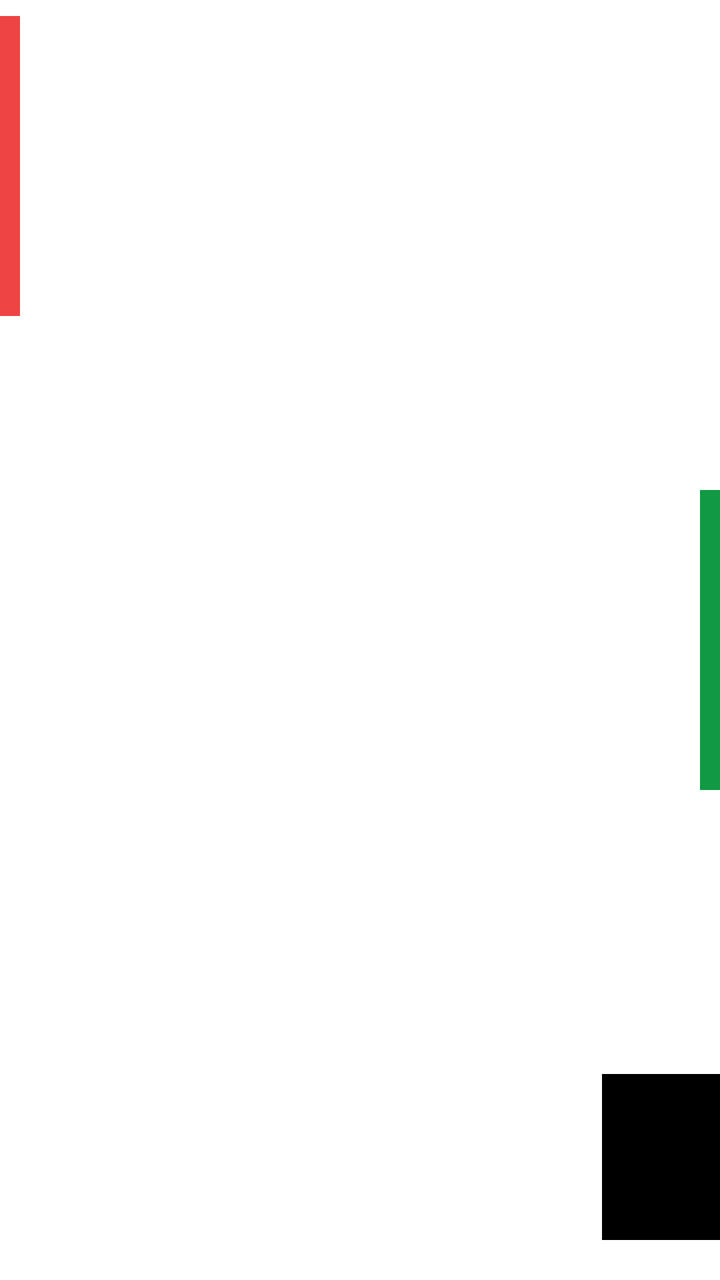
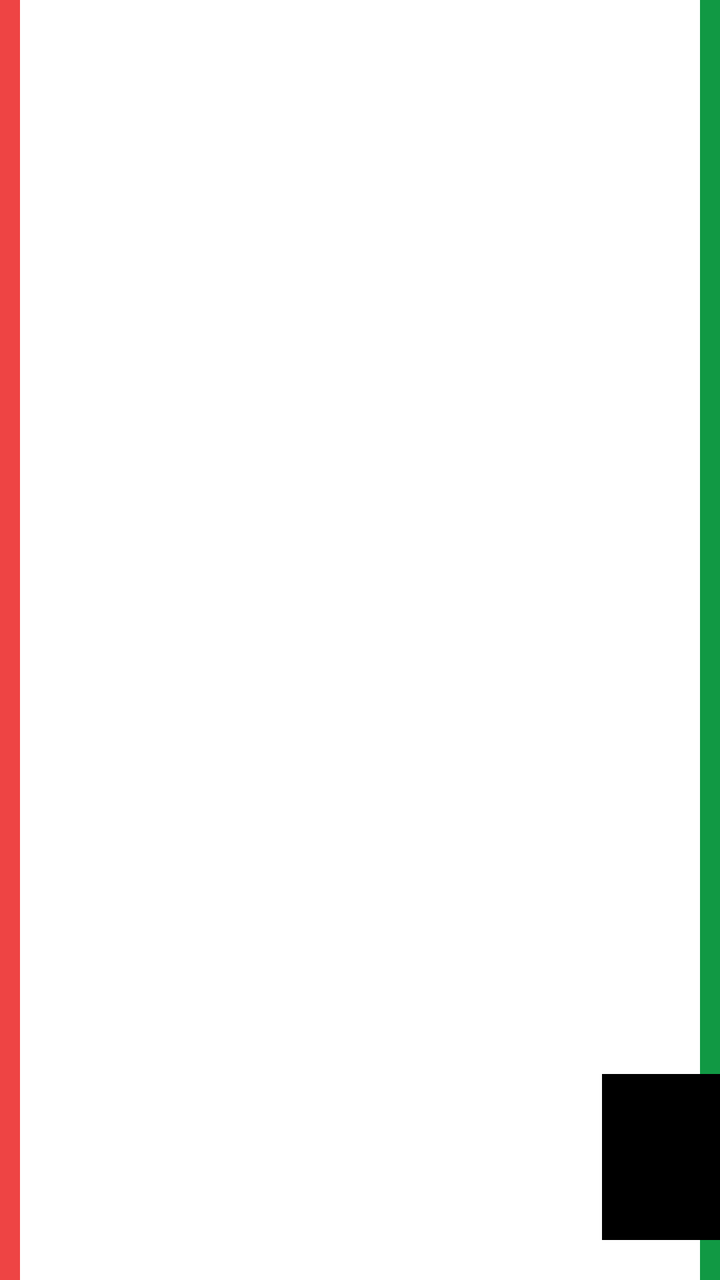

Compare the two renders of this Android layout. The source of the first and the diff that turns it into the second are given below.
<!-- AndroidManifest.xml: application theme AppTheme -->
<!-- res/layout/item_index.xml -->
<?xml version="1.0" encoding="utf-8"?>
<androidx.constraintlayout.widget.ConstraintLayout
    xmlns:android="http://schemas.android.com/apk/res/android"
    xmlns:app="http://schemas.android.com/apk/res-auto"
    xmlns:tools="http://schemas.android.com/tools"
    android:id="@+id/spawn_item_view"
    android:layout_width="match_parent"
    android:layout_height="wrap_content"
    android:layout_margin="1dp"
    android:background="#fff">

    <FrameLayout
        android:id="@+id/index_remove_view"
        android:layout_width="10dp"
        android:layout_height="150dp"
        android:layout_marginTop="8dp"
        android:layout_marginBottom="8dp"
        android:background="@color/colorAttention"
        android:gravity="center"
        android:text="@string/symbol_decrement_button"
        android:textColor="#fff"
        android:textSize="@dimen/text_size_paragraph_title"
        android:textStyle="bold"
        app:layout_constraintBottom_toBottomOf="parent"
        app:layout_constraintStart_toStartOf="parent"
        app:layout_constraintTop_toTopOf="parent"
        app:layout_constraintVertical_bias="0.0" />

    <TextView
        android:id="@+id/spawn_item_primary"
        android:layout_width="387dp"
        android:layout_height="56dp"
        android:layout_margin="4dp"
        android:layout_marginTop="8dp"
        android:layout_marginEnd="8dp"
        android:textAppearance="?attr/textAppearanceListItem"
        android:textSize="@dimen/text_size_paragraph_title"
        app:layout_constraintEnd_toStartOf="@+id/index_add_view"
        app:layout_constraintHorizontal_bias="0.0"
        app:layout_constraintStart_toEndOf="@+id/index_remove_view"
        app:layout_constraintTop_toTopOf="parent" />

    <TextView
        android:id="@+id/spawn_item_secondary"
        android:layout_width="279dp"
        android:layout_height="39dp"
        android:layout_margin="4dp"
        android:layout_marginTop="4dp"
        android:textAppearance="?attr/textAppearanceListItem"
        app:layout_constraintStart_toEndOf="@+id/index_remove_view"
        app:layout_constraintTop_toBottomOf="@+id/spawn_item_primary" />

    <TextView
        android:id="@+id/spawn_item_tertiary"
        android:layout_width="279dp"
        android:layout_height="39dp"
        android:layout_margin="4dp"
        android:layout_marginStart="16dp"
        android:layout_marginTop="8dp"
        android:layout_marginBottom="8dp"
        android:textAppearance="?attr/textAppearanceListItem"
        app:layout_constraintBottom_toBottomOf="parent"
        app:layout_constraintStart_toEndOf="@+id/index_remove_view"
        app:layout_constraintTop_toBottomOf="@+id/spawn_item_secondary"
        app:layout_constraintVertical_bias="0.0" />

    <FrameLayout
        android:id="@+id/index_add_view"
        android:layout_width="10dp"
        android:layout_height="150dp"
        android:layout_marginTop="8dp"
        android:layout_marginBottom="8dp"
        android:background="@color/colorConversionDark"
        android:gravity="center"
        android:text="+"
        android:textColor="#fff"
        android:textSize="@dimen/text_size_paragraph_title"
        android:textStyle="bold"
        app:layout_constraintBottom_toBottomOf="parent"
        app:layout_constraintEnd_toEndOf="parent"
        app:layout_constraintTop_toTopOf="parent" />

    <FrameLayout
        android:id="@+id/relativeLayout"
        android:layout_width="94dp"
        android:layout_height="83dp"
        android:layout_marginStart="8dp"
        android:layout_marginEnd="8dp"
        android:layout_marginBottom="20dp"
        android:background="#000"
        android:gravity="end"
        app:layout_constraintBottom_toBottomOf="parent"
        app:layout_constraintEnd_toStartOf="@+id/index_add_view"
        app:layout_constraintHorizontal_bias="0.0"
        app:layout_constraintStart_toEndOf="@+id/spawn_item_secondary">

        <ImageView
            android:id="@+id/spawn_item_logo"
            android:layout_width="wrap_content"
            android:layout_height="300dp"
            android:adjustViewBounds="true"
            android:contentDescription="@string/description_charity_logo" />

    </FrameLayout>

</androidx.constraintlayout.widget.ConstraintLayout>
<!-- resources referenced by this layout -->
<resources>
  <color name="colorAttention">#EE4444</color>
  <color name="colorConversionDark">#119944</color>
  <dimen name="text_size_paragraph_title">20sp</dimen>
  <string name="description_charity_logo">This is the logo that corresponds to the listed charity</string>
  <string name="symbol_decrement_button">—</string>
  <style name="AppTheme" parent="Theme.AppCompat.Light.DarkActionBar">
          <item name="colorPrimary">@color/colorPrimary</item>
          <item name="colorPrimaryDark">@color/colorPrimaryDark</item>
          <item name="colorAccent">@color/colorAccent</item>
          <item name="popupMenuStyle">@style/AppTheme.PopupOverlay</item>
      </style>
  <color name="colorPrimary">#00B0FF</color>
  <color name="colorPrimaryDark">#0081CB</color>
  <color name="colorAccent">#F7BA28</color>
  <style name="AppTheme.PopupOverlay" parent="@android:style/Widget.PopupMenu">
          <item name="android:background">@color/colorPrimary</item>
      </style>
</resources>

<!-- the commit's change to res/layout/item_index.xml (unified diff, before → after) -->
@@ -2,19 +2,16 @@
 <androidx.constraintlayout.widget.ConstraintLayout
     xmlns:android="http://schemas.android.com/apk/res/android"
     xmlns:app="http://schemas.android.com/apk/res-auto"
-    xmlns:tools="http://schemas.android.com/tools"
     android:id="@+id/spawn_item_view"
     android:layout_width="match_parent"
-    android:layout_height="wrap_content"
+    android:layout_height="125dp"
     android:layout_margin="1dp"
     android:background="#fff">
 
     <FrameLayout
         android:id="@+id/index_remove_view"
         android:layout_width="10dp"
-        android:layout_height="150dp"
-        android:layout_marginTop="8dp"
-        android:layout_marginBottom="8dp"
+        android:layout_height="match_parent"
         android:background="@color/colorAttention"
         android:gravity="center"
         android:text="@string/symbol_decrement_button"
@@ -67,9 +64,7 @@
     <FrameLayout
         android:id="@+id/index_add_view"
         android:layout_width="10dp"
-        android:layout_height="150dp"
-        android:layout_marginTop="8dp"
-        android:layout_marginBottom="8dp"
+        android:layout_height="match_parent"
         android:background="@color/colorConversionDark"
         android:gravity="center"
         android:text="+"
